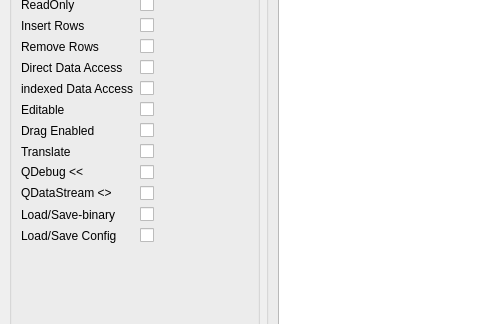
Qt form mainwindow.ui (rbehm-ibb/Qt-Model-builder) before a commit; both pictures show x 0 to 480 and y 98 to 422 of the 954 by 601 pixel window.
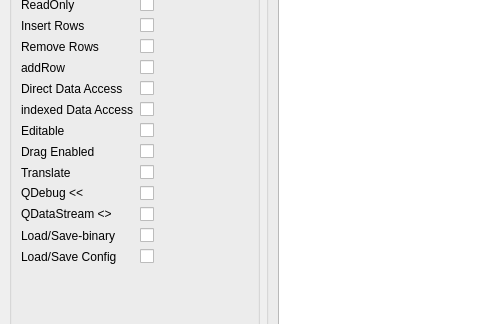
The same form after that commit. Icons and pictures are not drawn. Custom widgets are drawn as their Qt base class.

The edit to the form file:
```diff
--- a/mainwindow.ui
+++ b/mainwindow.ui
@@ -102,7 +102,7 @@
          </property>
         </widget>
        </item>
-       <item row="4" column="0">
+       <item row="5" column="0">
         <widget class="QLabel" name="label_6">
          <property name="toolTip">
           <string>&lt;html&gt;&lt;head/&gt;&lt;body&gt;&lt;p&gt;create a method to access the internal data set.&lt;/p&gt;&lt;/body&gt;&lt;/html&gt;</string>
@@ -112,14 +112,14 @@
          </property>
         </widget>
        </item>
-       <item row="4" column="1">
+       <item row="5" column="1">
         <widget class="QCheckBox" name="cbDirectAcess">
          <property name="text">
           <string/>
          </property>
         </widget>
        </item>
-       <item row="5" column="0">
+       <item row="6" column="0">
         <widget class="QLabel" name="label_7">
          <property name="toolTip">
           <string>&lt;html&gt;&lt;head/&gt;&lt;body&gt;&lt;p&gt;create method to access the internal data by index.&lt;/p&gt;&lt;/body&gt;&lt;/html&gt;</string>
@@ -129,14 +129,14 @@
          </property>
         </widget>
        </item>
-       <item row="5" column="1">
+       <item row="6" column="1">
         <widget class="QCheckBox" name="cbIndexAccess">
          <property name="text">
           <string/>
          </property>
         </widget>
        </item>
-       <item row="6" column="0">
+       <item row="7" column="0">
         <widget class="QLabel" name="label_2">
          <property name="toolTip">
           <string>&lt;html&gt;&lt;head/&gt;&lt;body&gt;&lt;p&gt;Make the data feilds editable (flags).&lt;/p&gt;&lt;/body&gt;&lt;/html&gt;</string>
@@ -146,97 +146,111 @@
          </property>
         </widget>
        </item>
-       <item row="6" column="1">
+       <item row="7" column="1">
         <widget class="QCheckBox" name="cbEditable">
          <property name="text">
           <string/>
          </property>
         </widget>
        </item>
-       <item row="7" column="0">
+       <item row="8" column="0">
         <widget class="QLabel" name="label_16">
          <property name="text">
           <string>Drag Enabled</string>
          </property>
         </widget>
        </item>
-       <item row="7" column="1">
+       <item row="8" column="1">
         <widget class="QCheckBox" name="cbDrag">
          <property name="text">
           <string/>
          </property>
         </widget>
        </item>
-       <item row="8" column="0">
+       <item row="9" column="0">
         <widget class="QLabel" name="label_9">
          <property name="text">
           <string>Translate</string>
          </property>
         </widget>
        </item>
-       <item row="8" column="1">
+       <item row="9" column="1">
         <widget class="QCheckBox" name="cbTranslate">
          <property name="text">
           <string/>
          </property>
         </widget>
        </item>
-       <item row="9" column="0">
+       <item row="10" column="0">
         <widget class="QLabel" name="label_11">
          <property name="text">
           <string>QDebug &lt;&lt;</string>
          </property>
         </widget>
        </item>
-       <item row="9" column="1">
+       <item row="10" column="1">
         <widget class="QCheckBox" name="cbDebug">
          <property name="text">
           <string/>
          </property>
         </widget>
        </item>
-       <item row="10" column="0">
+       <item row="11" column="0">
         <widget class="QLabel" name="label_10">
          <property name="text">
           <string>QDataStream &lt;&lt;/&gt;&gt;</string>
          </property>
         </widget>
        </item>
-       <item row="10" column="1">
+       <item row="11" column="1">
         <widget class="QCheckBox" name="cbDataStream">
          <property name="text">
           <string/>
          </property>
         </widget>
        </item>
-       <item row="11" column="0">
+       <item row="12" column="0">
         <widget class="QLabel" name="label_12">
          <property name="text">
           <string>Load/Save-binary</string>
          </property>
         </widget>
        </item>
-       <item row="11" column="1">
+       <item row="12" column="1">
         <widget class="QCheckBox" name="cbSaveBin">
          <property name="text">
           <string/>
          </property>
         </widget>
        </item>
-       <item row="12" column="0">
+       <item row="13" column="0">
         <widget class="QLabel" name="label_14">
          <property name="text">
           <string>Load/Save Config</string>
          </property>
         </widget>
        </item>
-       <item row="12" column="1">
+       <item row="13" column="1">
         <widget class="QCheckBox" name="cbSaveConf">
          <property name="text">
           <string/>
          </property>
         </widget>
        </item>
+       <item row="4" column="0">
+        <widget class="QLabel" name="label_13">
+         <property name="text">
+          <string>addRow</string>
+         </property>
+        </widget>
+       </item>
+       <item row="4" column="1">
+        <widget class="QCheckBox" name="cbAddRow">
+         <property name="text">
+          <string/>
+         </property>
+        </widget>
+       </item>
       </layout>
      </widget>
     </item>
```
Left out of the diff: 10 changed lines with no effect on the pictures.
